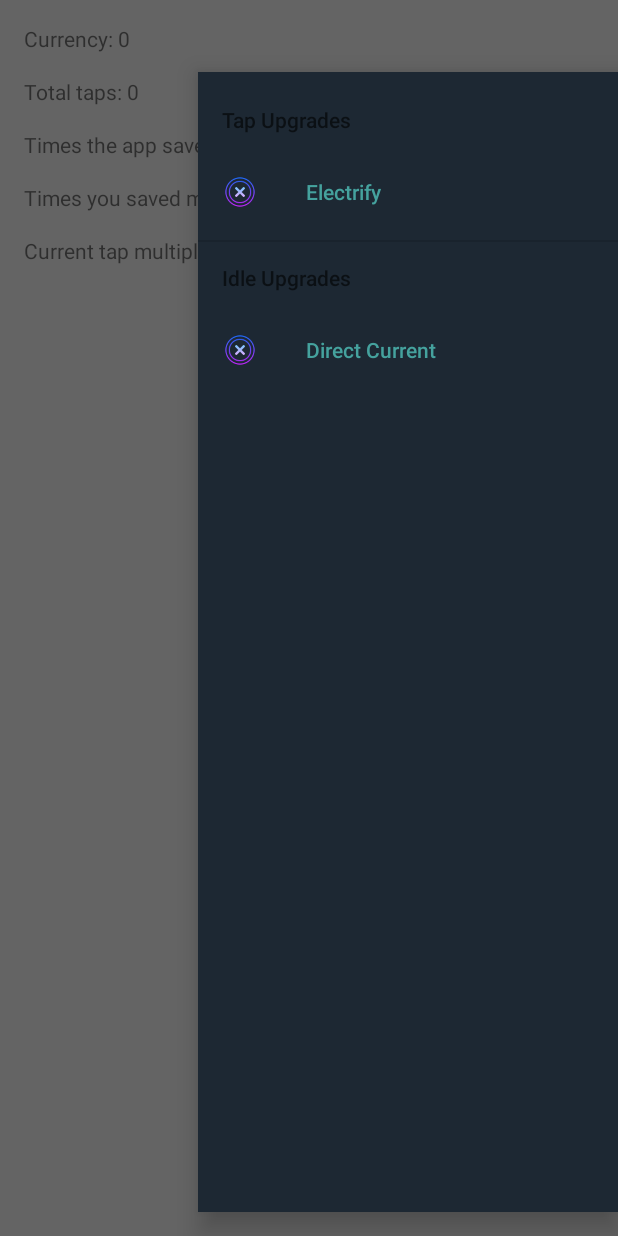
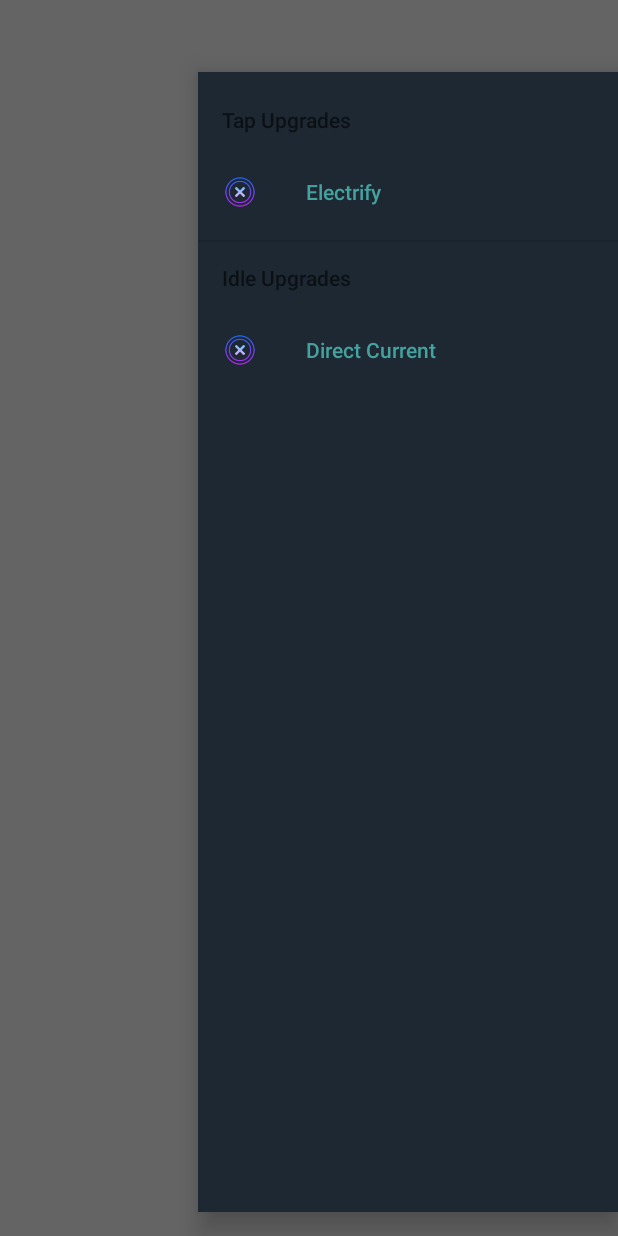
Before and after one commit to icarioxtefd/VONClicker, an Android app: the InfoFrag screen opened through its navigation route, with the side drawer open, on a phone screen of 412 x 824 dp. Run offline under Robolectric (Android 15) with nearby library versions, the light colour scheme and no system bars; libraries missing offline, so code that uses them is left out: tyrantgit.explosionfield; Roboto replaces fonts that are not available here; 2 statements that could not run were skipped.

Commit message:
-Broo everything works as expected (YESSSS) -Still TODO: implement direct current (idle clicker) - ": implement Info Fragment (current stats) - ": implement Config Fragment
*It's playable (it doesn't crash, or that's what I want to think) click has a silly elastic animation, and currency and everything should work fine.

```diff
--- a/app/build.gradle
+++ b/app/build.gradle
@@ -13,7 +13,7 @@ android {
     buildToolsVersion "29.0.2"
     defaultConfig {
         applicationId "org.vono.luisdtefd.vonclicker"
-        minSdkVersion 21
+        minSdkVersion 24
         targetSdkVersion 29
         versionCode 1
         versionName "1.0"
@@ -73,6 +73,7 @@ dependencies {
     implementation 'tyrantgit:explosionfield:1.0.1'
     implementation 'com.nightonke:boommenu:2.1.1'
     implementation 'com.rbddevs.splashy:splashy:1.1.0'
+    implementation 'com.github.skydoves:elasticviews:1.1.2'
 }
 
 
--- a/app/src/main/java/org/vono/luisdtefd/vonclicker/info/InfoFrag.kt
+++ b/app/src/main/java/org/vono/luisdtefd/vonclicker/info/InfoFrag.kt
@@ -6,8 +6,10 @@ import androidx.fragment.app.Fragment
 import android.view.LayoutInflater
 import android.view.View
 import android.view.ViewGroup
+import androidx.activity.addCallback
 import androidx.databinding.DataBindingUtil
 import androidx.drawerlayout.widget.DrawerLayout
+import androidx.navigation.NavController
 import androidx.navigation.fragment.findNavController
 import org.vono.luisdtefd.vonclicker.R
 import org.vono.luisdtefd.vonclicker.databinding.InfoFragLayoutBinding
@@ -21,12 +23,16 @@ class InfoFrag : Fragment() {
         fun newInstance() = InfoFrag()
     }
 
+    //lateinit
     private lateinit var binding: InfoFragLayoutBinding
+    private lateinit var navController: NavController
 
     override fun onCreateView(
         inflater: LayoutInflater, container: ViewGroup?,
         savedInstanceState: Bundle?
     ): View? {
+        //ref the navController
+        navController = this.findNavController()
 
         //get & disable the drawer
         var drawer = activity!!.findViewById<DrawerLayout>(R.id.drawer_layout)
@@ -39,21 +45,12 @@ class InfoFrag : Fragment() {
         //set LCO
         binding.lifecycleOwner = this
 
+        //get the parcelable from GHF and add the values to the textViews
 
-        //set the viewModel and everything
-        val viewModel = activity?.run {
-            ViewModelProviders.of(this).get(GameHomeViewModel::class.java)
-        }
 
-        //ref the binding's var
-        binding.viewModelFromGH = viewModel
-
+        //change the behaviour when user presses back button
+        requireActivity().onBackPressedDispatcher.addCallback(viewLifecycleOwner) { navController.popBackStack(R.id.gameHomeFrag, false) }
 
         return binding.root
     }
-
-//    override fun onActivityCreated(savedInstanceState: Bundle?) {
-//
-//    }
-
 }
--- a/app/src/main/java/org/vono/luisdtefd/vonclicker/login/LoginViewModel.kt
+++ b/app/src/main/java/org/vono/luisdtefd/vonclicker/login/LoginViewModel.kt
@@ -1,16 +1,12 @@
 package org.vono.luisdtefd.vonclicker.login
 
-import android.content.Context
-import android.preference.PreferenceManager
 import androidx.lifecycle.ViewModel
 import androidx.lifecycle.map
-import org.vono.luisdtefd.vonclicker.R
-import kotlin.random.Random
 
 class LoginViewModel : ViewModel() {
 
     enum class AuthenticationState {
-        AUTHENTICATED, UNAUTHENTICATED, INVALID_AUTHENTICATION
+        AUTHENTICATED, UNAUTHENTICATED
     }
 
     //  authenticationState variable based off the FirebaseUserLiveData object. By
--- a/app/src/main/res/layout/game_home_fragment.xml
+++ b/app/src/main/res/layout/game_home_fragment.xml
@@ -45,7 +45,7 @@
             android:layout_marginStart="16dp"
             android:layout_marginTop="16dp"
             android:fontFamily="monospace"
-            android:text="Currency: 0"
+            android:text="@{`Currency: ` + viewModel.currency.toString()}"
             android:textAppearance="@style/TextAppearance.AppCompat.Body1"
             android:textSize="18sp"
             app:layout_constraintStart_toStartOf="parent"
--- a/app/src/main/res/layout/info_frag_layout.xml
+++ b/app/src/main/res/layout/info_frag_layout.xml
@@ -3,9 +3,6 @@
     xmlns:app="http://schemas.android.com/apk/res-auto">
 
     <data>
-        <variable
-            name="viewModelFromGH"
-            type="org.vono.luisdtefd.vonclicker.gameMain.GameHomeViewModel" />
     </data>
 
 
@@ -27,40 +24,35 @@
                         android:layout_width="wrap_content"
                         android:layout_height="wrap_content"
                         android:layout_marginStart="16dp"
-                        android:layout_marginTop="16dp"
-                        android:text="@{`Currency: ` + viewModelFromGH.currency.toString()}" />
+                        android:layout_marginTop="16dp"/>
 
                     <TextView
                         android:id="@+id/textViewTimesTapped"
                         android:layout_width="wrap_content"
                         android:layout_height="wrap_content"
                         android:layout_marginStart="16dp"
-                        android:layout_marginTop="16dp"
-                        android:text="@{`Total taps: ` + viewModelFromGH.timesTapped.toString()}" />
+                        android:layout_marginTop="16dp"/>
 
                     <TextView
                         android:id="@+id/textViewTimesSavedByApp"
                         android:layout_width="wrap_content"
                         android:layout_height="wrap_content"
                         android:layout_marginStart="16dp"
-                        android:layout_marginTop="16dp"
-                        android:text="@{`Times the app saved your data: ` + viewModelFromGH.timesSavedByApp.toString()}" />
+                        android:layout_marginTop="16dp"/>
 
                     <TextView
                         android:id="@+id/textViewTimesSavedManually"
                         android:layout_width="wrap_content"
                         android:layout_height="wrap_content"
                         android:layout_marginStart="16dp"
-                        android:layout_marginTop="16dp"
-                        android:text="@{`Times you saved manually: ` + viewModelFromGH.timesSavedManually.toString()}" />
+                        android:layout_marginTop="16dp"/>
 
                     <TextView
                         android:id="@+id/textViewTapMultiplier"
                         android:layout_width="wrap_content"
                         android:layout_height="wrap_content"
                         android:layout_marginStart="16dp"
-                        android:layout_marginTop="16dp"
-                        android:text="@{`Current tap multiplier: ` + viewModelFromGH.tapMultiplier.toString()}" />
+                        android:layout_marginTop="16dp"/>
 
 
                 </LinearLayout>
```
Also changed, not shown: app/src/main/java/org/vono/luisdtefd/vonclicker/gameMain/GameHomeFrag.kt (+124 -55 lines), app/src/main/java/org/vono/luisdtefd/vonclicker/login/LoginFrag.kt (+4 -25 lines), app/src/main/res/navigation/navigation.xml (+8 -4 lines).
